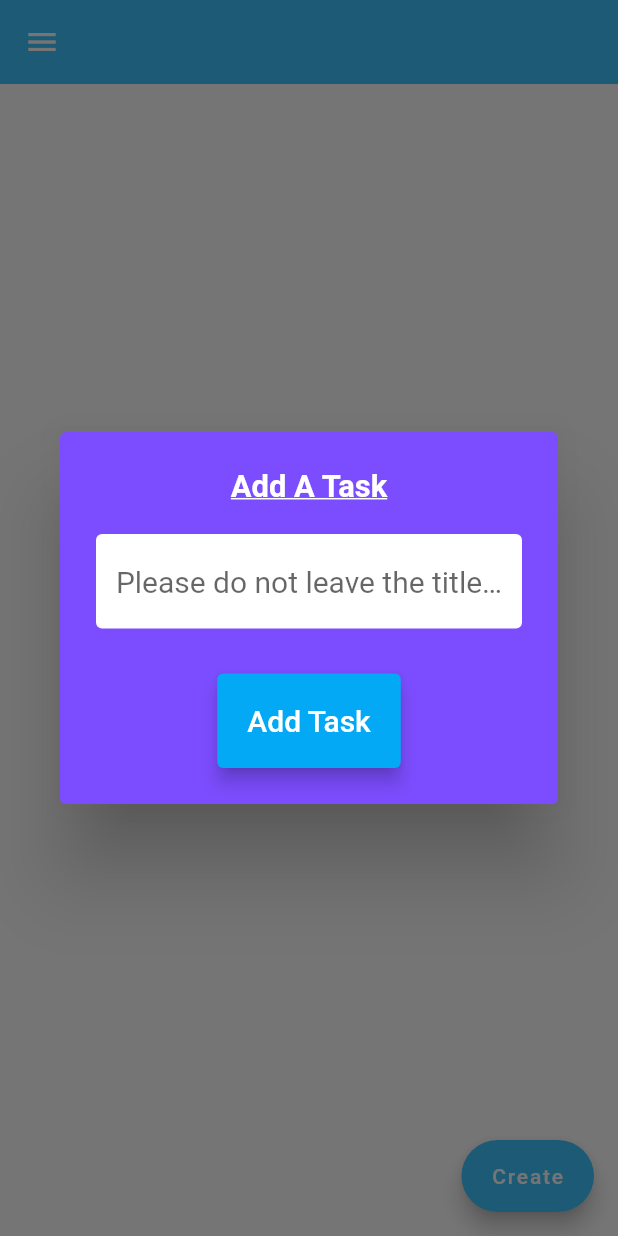
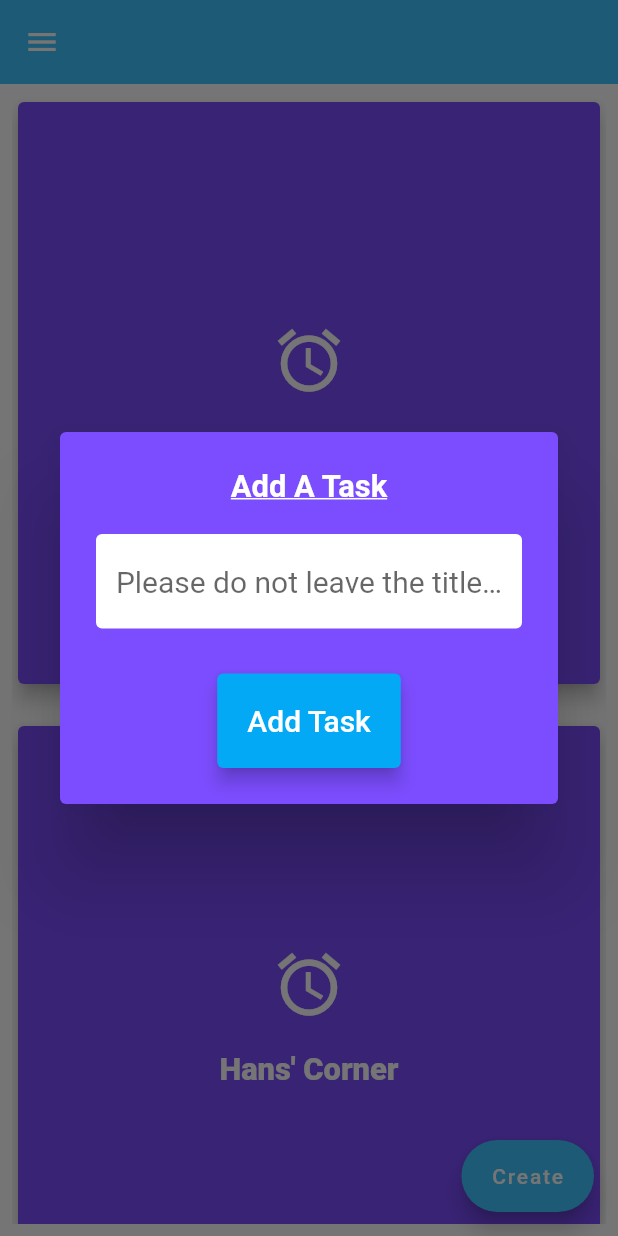
Before and after one commit to Flutter-Buddies/U-DO, a Flutter app: the screen it shows after launch, after a tap on "Create", on a phone screen of 412 x 824 dp. Run offline on Flutter 3.47's test engine with Material 2 defaults, Android fonts, the phone set to English and light mode, and no system bars; our stand-ins replace bloc, flutter_bloc; missing offline and left inert: pref.

Commit message:
Revert "8 save notes"

```diff
--- a/lib/helpers/db_helper.dart
+++ /dev/null
@@ -1,72 +0,0 @@
-import 'package:sqflite/sqflite.dart' as sql;
-import 'package:path/path.dart' as path;
-
-class DBHelper {
-  //Setup Local Database Storage
-
-  static Future<sql.Database> database() async {
-    //To write to DB we need to access the DB and setup a connection.
-    //Create a DB if we don't have one.
-    //Get DB path in File System
-    final dbPath = await sql.getDatabasesPath();
-    //Note:You can have different versions of the Database
-    //Open Database-opens an existing one or creates one if it doesn't exist.
-    //Create a database
-    return sql.openDatabase(path.join(dbPath, 'task_database.db'),
-        onCreate: (db, version) async {
-      //We need to execute 2 commands here.I.E we are creating 2 tables.So,we are executing them in a batch.
-      sql.Batch batch = db.batch();
-      //task_list table
-      batch.execute(
-          'CREATE TABLE task_list(id TEXT PRIMARY KEY,title TEXT NOT NULL)');
-      //task table
-      batch.execute(
-          'CREATE TABLE task(id TEXT PRIMARY KEY,title TEXT NOT NULL,isDone INTEGER NOT NULL,task_list_id TEXT,FOREIGN KEY (task_list_id) REFERENCES task_list(id) ON UPDATE CASCADE ON DELETE CASCADE)');
-      List<dynamic> result = await batch.commit();
-      result.forEach((element) {
-        print(element);
-      });
-    }, version: 1);
-  }
-
-  //Insert Data
-  static Future<void> insert(String table, Map<String, Object> data) async {
-    final db = await DBHelper.database();
-    await db.insert(table, data,
-        conflictAlgorithm: sql.ConflictAlgorithm.replace);
-  }
-
-  //Fetch Data for Task List
-  static Future<List<Map<String, dynamic>>> getData(String table) async {
-    final db = await DBHelper.database();
-    return db.query(table);
-  }
-
-//Fetch data for Task by their foreign key task_list_id
-  static Future<List<Map<String, dynamic>>> getTaskData(
-      String table, List<String> whereArgs) async {
-    final db = await DBHelper.database();
-    return await db
-        .query(table, where: 'task_list_id=?', whereArgs: [whereArgs[0]]);
-  }
-
-//Update
-//TODO:Get where and where args from the model
-  static Future<void> update(String table, Map<String, Object> data) async {
-    final db = await DBHelper.database();
-    await db.update(table, data,
-        where: 'id=?',
-        whereArgs: ['id'],
-        conflictAlgorithm: sql.ConflictAlgorithm.replace);
-  }
-
-  //Delete
-  static Future<void> delete(String table, Map<String, Object> data) async {
-    final db = await DBHelper.database();
-    int result = await db.delete(
-      table,
-      where: 'id=?',
-      whereArgs: [data['id']],
-    );
-  }
-}
--- a/lib/main.dart
+++ b/lib/main.dart
@@ -29,9 +29,12 @@ class MyApp extends StatelessWidget {
   Widget build(BuildContext context) {
     return MultiProvider(
       providers: [
+        ChangeNotifierProvider<TaskData>(
+          create: (context) => TaskData(),
+        ),
         ChangeNotifierProvider<TaskListHome>(
-            create: (context) => TaskListHome()),
-        ChangeNotifierProvider<TaskData>(create: (context) => TaskData()),
+          create: (context) => TaskListHome(),
+        )
       ],
       child: MaterialApp(
         themeMode: context.watch<ThemeBloc>().theme,
--- a/lib/models/task.dart
+++ b/lib/models/task.dart
@@ -1,17 +1,10 @@
 import 'package:flutter/material.dart';
-import 'dart:core';
 
 class Task {
-  final String id;
   final String? name;
-  final String taskListId;
   bool isDone;
 
-  Task(
-      {required this.id,
-      this.name,
-      required this.taskListId,
-      this.isDone = false});
+  Task({this.name, this.isDone = false});
 
   void toggleDone() {
     isDone = !isDone;
@@ -20,8 +13,7 @@ class Task {
 
 class TaskList {
   final String? title;
-  final String? id;
   Icon? taskIcon = Icon(Icons.alarm);
 
-  TaskList({required this.id, required this.title, this.taskIcon});
+  TaskList({required this.title, this.taskIcon});
 }
--- a/lib/models/task_data.dart
+++ b/lib/models/task_data.dart
@@ -1,62 +1,35 @@
 import 'package:flutter/foundation.dart';
 import 'task.dart';
-import 'package:u_do/helpers/db_helper.dart';
+import 'dart:collection';
 
 class TaskData extends ChangeNotifier {
-  List<Task> tasks = [];
+  List<Task> _tasks = [
+    Task(name: 'Buy milk'),
+    Task(name: 'Buy eggs'),
+    Task(name: 'Buy bread'),
+  ];
+
+  UnmodifiableListView<Task> get tasks {
+    return UnmodifiableListView(_tasks);
+  }
 
   int get taskCount {
-    return tasks.length;
+    return _tasks.length;
   }
 
-  void addTask(String newTaskTitle, String taskListId) {
-    final task = Task(
-        id: DateTime.now().toString(),
-        name: newTaskTitle,
-        isDone: false,
-        taskListId: taskListId);
-    DBHelper.insert('task', {
-      'id': task.id.toString(),
-      'title': task.name.toString(),
-      'isDone': 0,
-      'task_list_id': task.taskListId
-    });
-    tasks.add(task);
+  void addTask(String? newTaskTitle) {
+    final task = Task(name: newTaskTitle);
+    _tasks.add(task);
     notifyListeners();
   }
 
-  //We update the whole row
   void updateTask(Task task) {
     task.toggleDone();
     notifyListeners();
-    DBHelper.update('task', {
-      'id': task.id.toString(),
-      'isDone': task.isDone == true ? 1 : 0,
-      'title': task.name.toString(),
-      'task_list_id': task.taskListId
-    });
   }
 
-  void deleteTask(Task task) async {
-    tasks.remove(task);
-    await DBHelper.delete('task', {
-      'id': task.id.toString(),
-      'title': task.name.toString(),
-      'isDone': task.isDone == true ? 1 : 0,
-      'task_list_id': task.taskListId
-    });
-    notifyListeners();
-  }
-
-  Future<void> fetchTaskAndSet(String taskListId) async {
-    final taskList = await DBHelper.getTaskData('task', [taskListId]);
-    tasks = taskList
-        .map((task) => Task(
-            id: task['id'],
-            name: task['title'],
-            isDone: task['isDone'] == 1 ? true : false,
-            taskListId: task['task_list_id']))
-        .toList();
+  void deleteTask(Task task) {
+    _tasks.remove(task);
     notifyListeners();
   }
 }
--- a/lib/models/task_home_data.dart
+++ b/lib/models/task_home_data.dart
@@ -1,10 +1,12 @@
 import 'package:flutter/material.dart';
-import 'package:u_do/helpers/db_helper.dart';
-import 'dart:core';
 import 'task.dart';
 
 class TaskListHome extends ChangeNotifier {
-  List<TaskList> taskList = [];
+  List<TaskList> taskList = [
+    TaskList(title: "Rift's Corner", taskIcon: Icon(Icons.alarm)),
+    TaskList(title: "Hans' Corner", taskIcon: Icon(Icons.run_circle)),
+    TaskList(title: "Buy a Mouse", taskIcon: Icon(Icons.mouse))
+  ];
 
   int get taskLength {
     return taskList.length;
@@ -18,34 +20,14 @@ class TaskListHome extends ChangeNotifier {
     notifyListeners();
   }
 
-  void addTask(String? myTaskTitle) async {
-    final task = TaskList(id: DateTime.now().toString(), title: myTaskTitle);
+  void addTask(String? myTaskTitle) {
+    final task = TaskList(title: myTaskTitle);
     taskList.add(task);
-    await DBHelper.insert('task_list', {
-      'id': task.id.toString(),
-      'title': task.title.toString(),
-    });
     notifyListeners();
   }
 
-  void deleteTask(TaskList task) async {
+  void deleteTask(TaskList task) {
     taskList.remove(task);
-    await DBHelper.delete('task_list', {
-      'id': task.id.toString(),
-      'title': task.title.toString(),
-    });
-    notifyListeners();
-  }
-
-  //Getting the TaskList from local storage and setting it to taskList Model
-  Future<void> fetchTaskListAndSet() async {
-    final taskListData = await DBHelper.getData('task_list');
-    taskList = taskListData
-        .map((task) => TaskList(
-              id: task['id'],
-              title: task['title'],
-            ))
-        .toList();
     notifyListeners();
   }
 }
--- a/lib/screens/add_task_screen.dart
+++ b/lib/screens/add_task_screen.dart
@@ -4,8 +4,6 @@ import 'package:u_do/models/task_data.dart';
 
 //This allows us to add tasks to the ListView
 class AddTaskScreen extends StatelessWidget {
-  final String task_list_id;
-  AddTaskScreen(this.task_list_id);
   @override
   Widget build(BuildContext context) {
     String? newTaskTitle;
@@ -48,7 +46,7 @@ class AddTaskScreen extends StatelessWidget {
               ),
               onPressed: () {
                 Provider.of<TaskData>(context, listen: false)
-                    .addTask(newTaskTitle.toString(), task_list_id);
+                    .addTask(newTaskTitle);
                 Navigator.pop(context);
               },
               style: TextButton.styleFrom(
--- a/lib/screens/home.dart
+++ b/lib/screens/home.dart
@@ -1,5 +1,6 @@
 import 'package:flutter/material.dart';
 import 'package:provider/provider.dart';
+
 import 'package:u_do/models/task_home_data.dart';
 import 'package:u_do/screens/preferences_screen.dart';
 import 'package:u_do/screens/tasks_screen.dart';
@@ -58,54 +59,27 @@ class TaskHome extends StatelessWidget {
   @override
   Widget build(BuildContext context) {
     double textSize = MediaQuery.of(context).size.width / 20;
-    return FutureBuilder(
-      future: Provider.of<TaskListHome>(context, listen: false)
-          .fetchTaskListAndSet(),
-      builder: (context, snapshot) {
-        if (snapshot.connectionState == ConnectionState.waiting) {
-          return Center(
-            child: CircularProgressIndicator(),
-          );
-        } else {
     return Padding(
         padding: const EdgeInsets.all(8.0),
-              child: Consumer<TaskListHome>(
-                  child: Center(
-                    child: Text("No task group. Add a task"),
-                  ),
-                  builder: (context, tasklistItems, child) {
-                    return tasklistItems.taskList.length == 0
-                        ? child!
-                        : GridView.builder(
-                            gridDelegate:
-                                SliverGridDelegateWithMaxCrossAxisExtent(
+        child: Consumer<TaskListHome>(builder: (context, tasklist, child) {
+          return Scrollbar(
+            child: GridView.builder(
+                gridDelegate: SliverGridDelegateWithMaxCrossAxisExtent(
                     maxCrossAxisExtent: 400,
                     childAspectRatio: 3 / 3,
                     crossAxisSpacing: 20,
                     mainAxisSpacing: 20),
-                            itemCount: tasklistItems.taskLength,
+                itemCount: tasklist.taskLength,
                 itemBuilder: (BuildContext context, index) {
                   return GestureDetector(
-                                //Delete a taskList on longPress
-                                onLongPress: () {
-                                  Provider.of<TaskListHome>(context,
-                                          listen: false)
-                                      .deleteTask(
-                                          tasklistItems.taskList[index]);
-                                },
                     onTap: () {
-                                  Navigator.push(
-                                      context,
-                                      MaterialPageRoute(
-                                          builder: (context) => TasksScreen(
-                                              tasklistItems
-                                                  .taskList[index].id!)));
+                      Navigator.push(context,
+                          MaterialPageRoute(builder: (context) => TasksScreen()));
                     },
                     child: Card(
                       elevation: 5.0,
                       child: Column(
-                                      mainAxisAlignment:
-                                          MainAxisAlignment.center,
+                          mainAxisAlignment: MainAxisAlignment.center,
                           children: [
                             Icon(
                               Icons.alarm,
@@ -116,29 +90,26 @@ class TaskHome extends StatelessWidget {
                               height: 20.0,
                             ),
                             Padding(
-                                          padding: EdgeInsets.symmetric(
-                                              horizontal: 10.0),
+                              padding: EdgeInsets.symmetric(horizontal: 10.0),
                               child: Text(
-                                            tasklistItems
-                                                .taskList[index].title!,
+                                tasklist.taskList[index].title!,
                                 style: TextStyle(
-                                                color: Theme.of(context)
-                                                    .canvasColor,
-                                                fontSize: textSize > 10
-                                                    ? textSize
-                                                    : 10,
+                                    color: Theme.of(context).canvasColor,
+                                    fontSize: textSize > 10 ? textSize : 10,
                                     fontWeight: FontWeight.w800),
                                 textAlign: TextAlign.center,
                               ),
                             ),
-                                      ]),
+                          ],
+                    ),
                       color: Theme.of(context).accentColor,
                     ),
                   );
-                            });
-                  }));
-        }
                 },
+            ),
+          );
+        },
+      ),
     );
   }
 }
@@ -151,8 +122,7 @@ Widget addTaskListPopup(BuildContext context) {
   return AlertDialog(
       backgroundColor: Theme.of(context).accentColor,
       title: Center(
-      child: Text(
-        'Add A Task',
+        child: Text('Add A Task',
             style: TextStyle(
                 color: Theme.of(context).canvasColor,
                 fontSize: textSize > 10 ? textSize : 10,
@@ -160,8 +130,7 @@ Widget addTaskListPopup(BuildContext context) {
                 decoration: TextDecoration.underline),
       ),
       ),
-    content: Consumer<TaskListHome>(
-      builder: (context, alert, child) {
+      content: Consumer<TaskListHome>(builder: (context, alert, child) {
         return Column(
           mainAxisSize: MainAxisSize.min,
           mainAxisAlignment: MainAxisAlignment.spaceEvenly,
@@ -243,8 +212,7 @@ Widget addTaskListPopup(BuildContext context) {
                   alert.toggleError();
                 }
               },
-              child: Text(
-                'Add Task',
+              child: Text('Add Task',
                   style: TextStyle(
                       color: Theme.of(context).canvasColor, fontSize: 20.0),
               ),
--- a/lib/screens/tasks_screen.dart
+++ b/lib/screens/tasks_screen.dart
@@ -6,10 +6,6 @@ import 'package:u_do/models/task_data.dart';
 
 //This screen displays all the tasks in a ListView
 class TasksScreen extends StatelessWidget {
-  final String task_list_id;
-
-  TasksScreen(this.task_list_id);
-
   @override
   Widget build(BuildContext context) {
     return Scaffold(
@@ -30,9 +26,12 @@ class TasksScreen extends StatelessWidget {
                         child: Container(
                       padding: EdgeInsets.only(
                           bottom: MediaQuery.of(context).viewInsets.bottom),
-                      child: AddTaskScreen(task_list_id),
-                    )));
-          }),
+                      child: AddTaskScreen(),
+                    ),
+            ),
+          );
+        },
+      ),
       body: Column(
         crossAxisAlignment: CrossAxisAlignment.start,
         children: <Widget>[
@@ -82,7 +81,7 @@ class TasksScreen extends StatelessWidget {
                   topRight: Radius.circular(20.0),
                 ),
               ),
-              child: TasksList(task_list_id),
+              child: TasksList(),
             ),
           ),
         ],
--- a/pubspec.yaml
+++ b/pubspec.yaml
@@ -13,8 +13,6 @@ dependencies:
   flutter_bloc: ^7.0.0
   pref: ^2.0.2
   provider: ^5.0.0
-  sqflite: ^2.0.0+3
-  path: ^1.8.0
 
 dev_dependencies:
   flutter_test:
```
Also changed, not shown: lib/widgets/tasks_list.dart (+1 -24 lines). Lines whose indentation alone changed are shown as unchanged.
